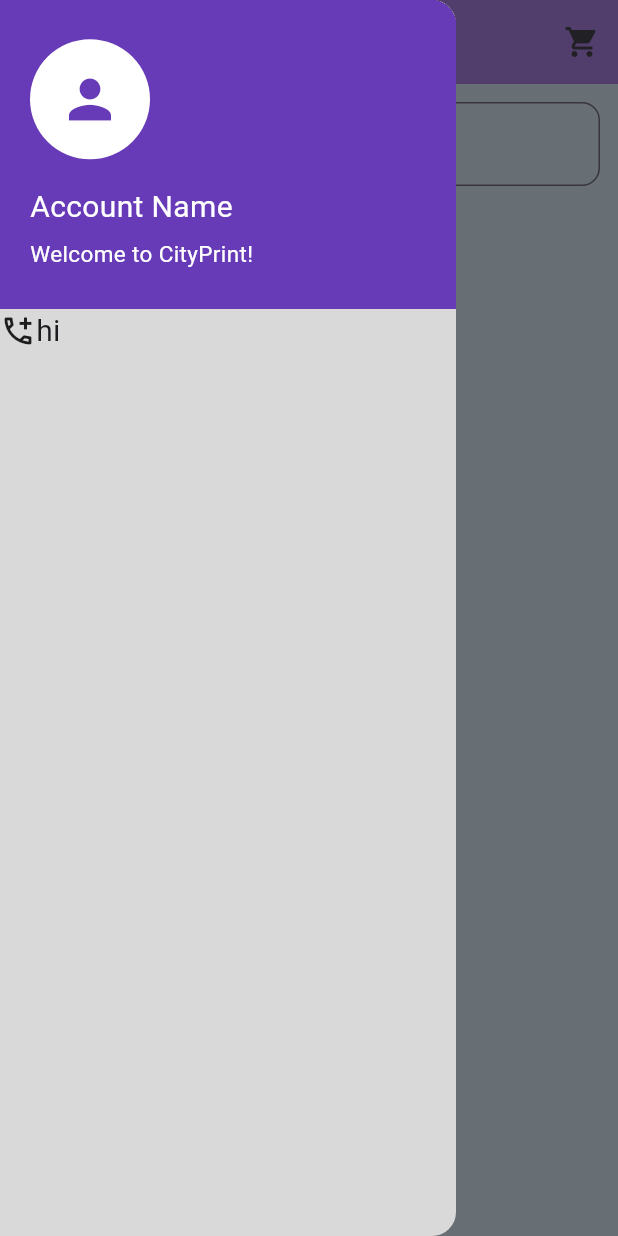
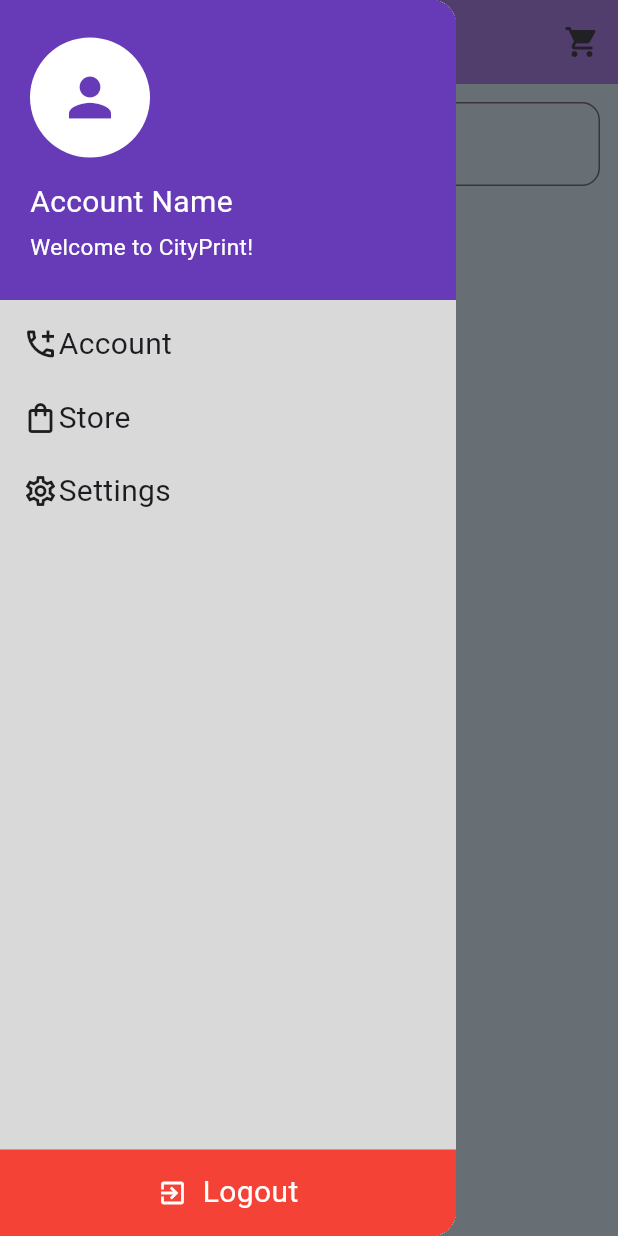
Before and after one commit to ebituin/cityprint, a Flutter app: the HomePage screen opened by its route, with the side drawer open, on a phone screen of 412 x 824 dp. Run offline on Flutter 3.47's test engine with Material 3 defaults, Android fonts, the phone set to English and light mode, and no system bars; our stand-ins replace supabase, supabase_flutter; accounts and stored records are empty.

Commit message:
fix the drawer

```diff
--- a/lib/HomePage.dart
+++ b/lib/HomePage.dart
@@ -49,11 +49,12 @@
         crossAxisAlignment: CrossAxisAlignment.start,
         children: [
           Row(
+            mainAxisAlignment: MainAxisAlignment.start,
             children: [
               Expanded(
                 child: Container(
                   padding: EdgeInsets.all(20),
-                  height: SizeConfig.screenHeight * 0.25,
+                  height: 200,
                   color: Colors.deepPurple,
                   child: Column(
                     crossAxisAlignment: CrossAxisAlignment.start,
@@ -83,23 +84,72 @@
               ),
             ],
           ),
-          _buildAccountSection(Icon(Icons.add_ic_call_outlined), 'hi'),
+
+          Padding(
+            padding: const EdgeInsets.all(15.0),
+            child: Column(
+              children: [
+                _buildAccountSection(
+                  Icon(Icons.add_ic_call_outlined),
+                  'Account',
+                  () {},
+                ),
+                SizedBox(height: 20),
+                _buildAccountSection(
+                  Icon(Icons.shopping_bag_outlined),
+                  'Store',
+                  () {
+                    Navigator.pushReplacementNamed(context, '/business');
+                  },
+                ),
+                SizedBox(height: 20),
+                _buildAccountSection(
+                  Icon(Icons.settings_outlined),
+                  'Settings',
+                  () {},
+                ),
+              ],
+            ),
+          ),
+          Expanded(
+            child: SizedBox(
+              child: Column(
+                mainAxisAlignment: MainAxisAlignment.end,
+                children: [
+                  Container(
+                    height: SizeConfig.screenHeight * 0.07,
+                    padding: EdgeInsets.all(10),
+                    color: Colors.red,
+                    child: Row(
+                      mainAxisAlignment: MainAxisAlignment.center,
+                      children: [
+                        Icon(Icons.exit_to_app, color: Colors.white, size: 20),
+                        SizedBox(width: 10),
+                        Text(
+                          'Logout',
+                          style: TextStyle(color: Colors.white, fontSize: 20),
+                        ),
+                      ],
+                    ),
+                  ),
+                ],
+              ),
+            ),
+          ),
         ],
       ),
     );
   }
 }
 
-Widget _buildAccountSection(Icon icon, String text) {
+Widget _buildAccountSection(Icon icon, String text, Function onTap) {
   return Row(
     children: [
       GestureDetector(
-        onTap: () {},
+        onTap: () => onTap,
         child: Expanded(
-          child: Container(
-            child: Row(
-              children: [icon, Text(text, style: TextStyle(fontSize: 20))],
-            ),
+          child: Row(
+            children: [icon, Text(text, style: TextStyle(fontSize: 20))],
           ),
         ),
       ),
@@ -531,9 +581,7 @@
         context: context,
         barrierDismissible: false,
         builder: (BuildContext context) {
-          return Center(
-            child: CircularProgressIndicator(),
-          );
+          return Center(child: CircularProgressIndicator());
         },
       );
 
@@ -554,9 +602,9 @@
       Navigator.pop(context);
 
       // Show success message
-      ScaffoldMessenger.of(context).showSnackBar(
-        SnackBar(content: Text('Payment successful!')),
-      );
+      ScaffoldMessenger.of(
+        context,
+      ).showSnackBar(SnackBar(content: Text('Payment successful!')));
 
       // Navigate back
       Navigator.pop(context);
@@ -727,13 +775,15 @@
                     onPressed: () {
                       if (_quantities.values.any((quantity) => quantity > 0)) {
                         _placeOrder();
-                        ScaffoldMessenger.of(
-                          context,
-                        ).showSnackBar(SnackBar(content: Text('Order placed. Proceed to payment.')));
+                        ScaffoldMessenger.of(context).showSnackBar(
+                          SnackBar(
+                            content: Text('Order placed. Proceed to payment.'),
+                          ),
+                        );
                       } else {
-                        ScaffoldMessenger.of(
-                          context,
-                        ).showSnackBar(SnackBar(content: Text('No items selected.')));
+                        ScaffoldMessenger.of(context).showSnackBar(
+                          SnackBar(content: Text('No items selected.')),
+                        );
                       }
                     },
                     icon: Icon(Icons.shopping_cart_checkout),
@@ -751,10 +801,22 @@
                     ),
                   ),
                 ),
-                SizedBox(width: 10),
                 Expanded(
                   child: ElevatedButton.icon(
-                    onPressed: _processPayment,
+                    onPressed: () {
+                      if (_quantities.values.any((quantity) => quantity > 0)) {
+                        _placeOrder();
+                        ScaffoldMessenger.of(context).showSnackBar(
+                          SnackBar(
+                            content: Text('Order placed. Proceed to payment.'),
+                          ),
+                        );
+                      } else {
+                        ScaffoldMessenger.of(context).showSnackBar(
+                          SnackBar(content: Text('No items selected.')),
+                        );
+                      }
+                    },
                     icon: Icon(Icons.payment),
                     label: Text(
                       'Pay Now',
```
Also changed, not shown: lib/LoginScreen.dart (+9 -3 lines), 1 other file.
